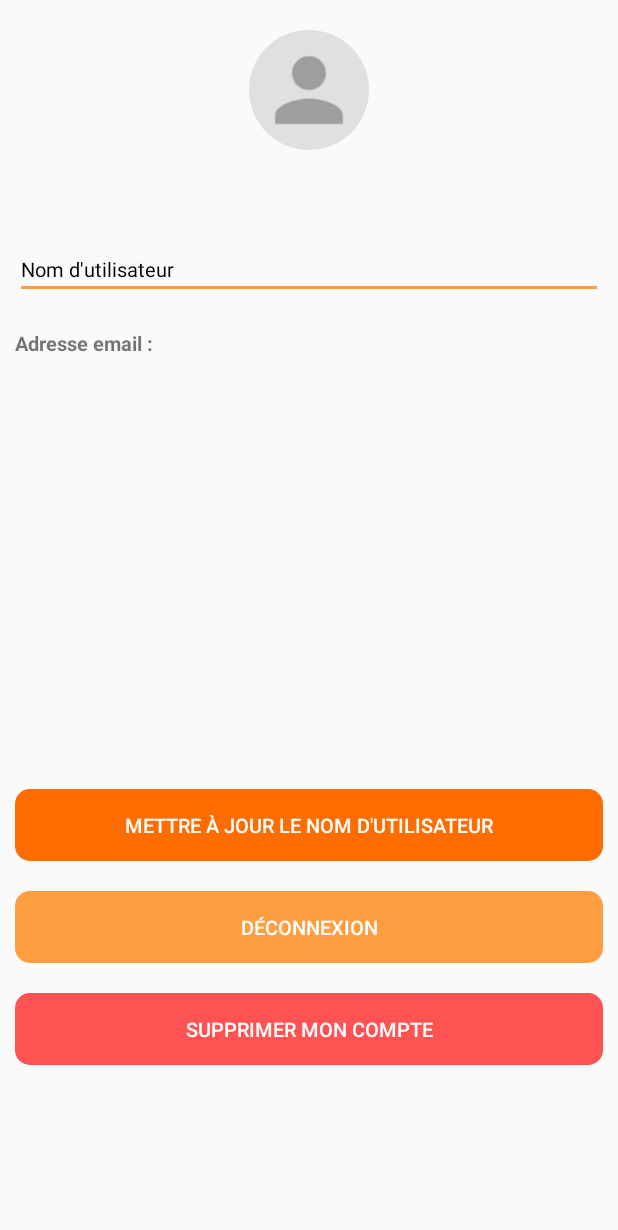
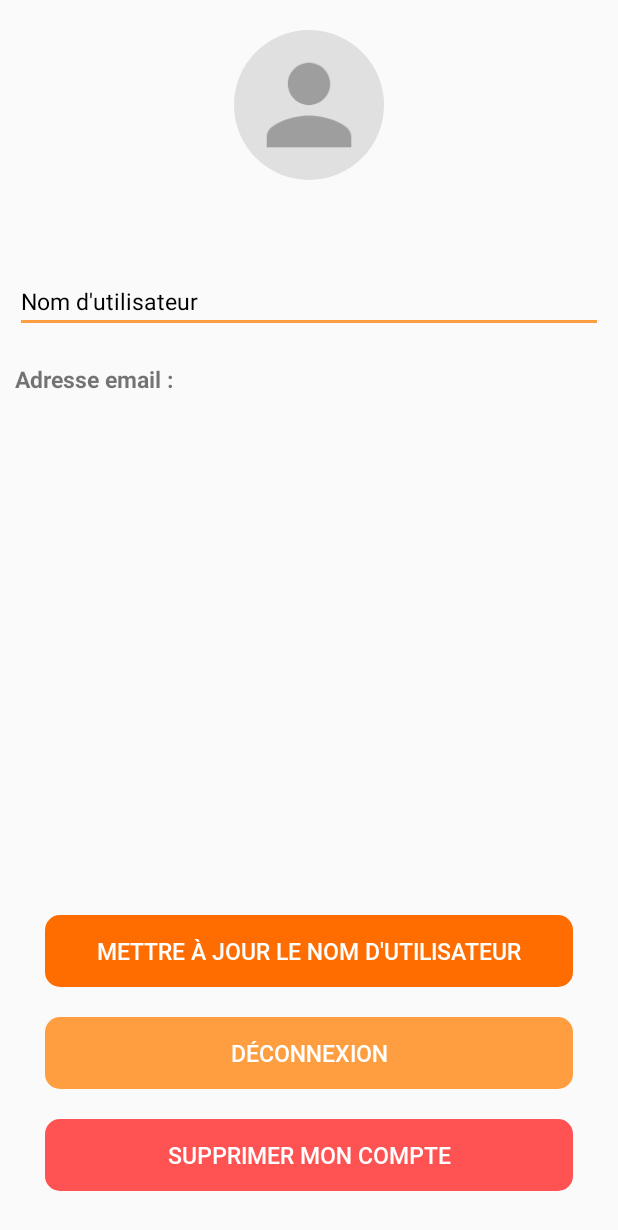
Before and after one commit to BaptisteDaSilva/ImOK, an Android app: the layout activity_profile.xml on its own in the app's theme, with its tools: preview values and no code run, on a phone screen of 412 x 824 dp. Shown: the top 1230 px of the screen. Run offline under Robolectric (Android 15) with nearby library versions, the phone set to English and light mode, and no system bars.

Commit message:
Modification interface

```diff
--- a/app/src/main/res/layout-land/activity_profile.xml
+++ b/app/src/main/res/layout-land/activity_profile.xml
@@ -1,7 +1,7 @@
 <?xml version="1.0" encoding="utf-8"?>
 <LinearLayout xmlns:android="http://schemas.android.com/apk/res/android"
+    xmlns:tools="http://schemas.android.com/tools"
     xmlns:app="http://schemas.android.com/apk/res-auto"
-    xmlns:tools="http://schemas.android.com/tools"
     android:layout_width="match_parent"
     android:layout_height="match_parent"
     android:baselineAligned="false"
@@ -20,8 +20,8 @@
         <!-- PROFILE IMAGE -->
         <ImageView
             android:id="@+id/profile_activity_imageview_profile"
-            android:layout_width="80dip"
-            android:layout_height="80dip"
+            android:layout_width="@dimen/image_profile_size"
+            android:layout_height="@dimen/image_profile_size"
             android:layout_margin="@dimen/default_large_margin"
             android:contentDescription="@string/content_description_image_profil"
             app:srcCompat="@drawable/ic_anon_user_48dp" />
@@ -29,8 +29,8 @@
         <!-- PROGRESS BAR -->
         <ProgressBar
             android:id="@+id/profile_activity_progress_bar"
-            android:layout_width="30dip"
-            android:layout_height="30dip"
+            android:layout_width="@dimen/progress_bar_size"
+            android:layout_height="@dimen/progress_bar_size"
             android:layout_gravity="center"
             android:visibility="invisible" />
 
@@ -75,11 +75,12 @@
         android:layout_width="match_parent"
         android:layout_height="match_parent"
         android:layout_weight="1"
+        android:layout_margin="@dimen/default_large_margin"
         android:gravity="center_vertical"
         android:orientation="vertical">
 
         <!-- BUTTON UPDATE USERNAME -->
-        <Button
+        <uqac.inf872.projet.imok.views.RobotoButton
             android:id="@+id/profile_activity_button_update"
             style="?android:attr/borderlessButtonStyle"
             android:layout_width="match_parent"
@@ -89,10 +90,11 @@
             android:padding="@dimen/default_margin"
             android:text="@string/button_update_account"
             android:textColor="#fff"
-            android:textSize="@dimen/default_text_size" />
+            android:textSize="@dimen/default_text_size"
+            app:fontName="Roboto_Medium" />
 
         <!-- BUTTON SIGN OUT -->
-        <Button
+        <uqac.inf872.projet.imok.views.RobotoButton
             android:id="@+id/profile_activity_button_sign_out"
             style="?android:attr/borderlessButtonStyle"
             android:layout_width="match_parent"
@@ -102,10 +104,11 @@
             android:padding="@dimen/default_margin"
             android:text="@string/button_sign_out_account"
             android:textColor="#fff"
-            android:textSize="@dimen/default_text_size" />
+            android:textSize="@dimen/default_text_size"
+            app:fontName="Roboto_Medium" />
 
         <!-- BUTTON DELETE ACCOUNT -->
-        <Button
+        <uqac.inf872.projet.imok.views.RobotoButton
             android:id="@+id/profile_activity_button_delete"
             style="?android:attr/borderlessButtonStyle"
             android:layout_width="match_parent"
@@ -115,7 +118,8 @@
             android:padding="@dimen/default_margin"
             android:text="@string/button_delete_account"
             android:textColor="#fff"
-            android:textSize="@dimen/default_text_size" />
+            android:textSize="@dimen/default_text_size"
+            app:fontName="Roboto_Medium" />
 
     </LinearLayout>
 
--- a/app/src/main/res/layout/activity_profile.xml
+++ b/app/src/main/res/layout/activity_profile.xml
@@ -1,7 +1,7 @@
 <?xml version="1.0" encoding="utf-8"?>
 <LinearLayout xmlns:android="http://schemas.android.com/apk/res/android"
+    xmlns:tools="http://schemas.android.com/tools"
     xmlns:app="http://schemas.android.com/apk/res-auto"
-    xmlns:tools="http://schemas.android.com/tools"
     android:layout_width="match_parent"
     android:layout_height="match_parent"
     android:gravity="center_horizontal"
@@ -19,8 +19,8 @@
         <!-- PROFILE IMAGE -->
         <ImageView
             android:id="@+id/profile_activity_imageview_profile"
-            android:layout_width="80dip"
-            android:layout_height="80dip"
+            android:layout_width="@dimen/image_profile_size"
+            android:layout_height="@dimen/image_profile_size"
             android:layout_margin="@dimen/default_large_margin"
             android:contentDescription="@string/content_description_image_profil"
             app:srcCompat="@drawable/ic_anon_user_48dp" />
@@ -28,8 +28,8 @@
         <!-- PROGRESS BAR -->
         <ProgressBar
             android:id="@+id/profile_activity_progress_bar"
-            android:layout_width="30dip"
-            android:layout_height="30dip"
+            android:layout_width="@dimen/progress_bar_size"
+            android:layout_height="@dimen/progress_bar_size"
             android:layout_gravity="center"
             android:visibility="invisible" />
 
@@ -74,11 +74,12 @@
         android:layout_width="match_parent"
         android:layout_height="match_parent"
         android:layout_weight="1"
-        android:gravity="center_vertical"
+        android:layout_margin="@dimen/default_large_margin"
+        android:gravity="bottom"
         android:orientation="vertical">
 
         <!-- BUTTON UPDATE USERNAME -->
-        <Button
+        <uqac.inf872.projet.imok.views.RobotoButton
             android:id="@+id/profile_activity_button_update"
             style="?android:attr/borderlessButtonStyle"
             android:layout_width="match_parent"
@@ -88,10 +89,11 @@
             android:padding="@dimen/default_margin"
             android:text="@string/button_update_account"
             android:textColor="#fff"
-            android:textSize="@dimen/default_text_size" />
+            android:textSize="@dimen/default_text_size"
+            app:fontName="Roboto_Medium" />
 
         <!-- BUTTON SIGN OUT -->
-        <Button
+        <uqac.inf872.projet.imok.views.RobotoButton
             android:id="@+id/profile_activity_button_sign_out"
             style="?android:attr/borderlessButtonStyle"
             android:layout_width="match_parent"
@@ -101,10 +103,11 @@
             android:padding="@dimen/default_margin"
             android:text="@string/button_sign_out_account"
             android:textColor="#fff"
-            android:textSize="@dimen/default_text_size" />
+            android:textSize="@dimen/default_text_size"
+            app:fontName="Roboto_Medium" />
 
         <!-- BUTTON DELETE ACCOUNT -->
-        <Button
+        <uqac.inf872.projet.imok.views.RobotoButton
             android:id="@+id/profile_activity_button_delete"
             style="?android:attr/borderlessButtonStyle"
             android:layout_width="match_parent"
@@ -114,7 +117,8 @@
             android:padding="@dimen/default_margin"
             android:text="@string/button_delete_account"
             android:textColor="#fff"
-            android:textSize="@dimen/default_text_size" />
+            android:textSize="@dimen/default_text_size"
+            app:fontName="Roboto_Medium" />
 
     </LinearLayout>
 
--- a/app/src/main/res/values/dimens.xml
+++ b/app/src/main/res/values/dimens.xml
@@ -1,12 +1,10 @@
 <resources>
-    <dimen name="fab_margin">16dp</dimen>
-    <!-- Default screen margins, per the Android Design guidelines. -->
-    <dimen name="activity_horizontal_margin">16dp</dimen>
-    <dimen name="activity_vertical_margin">16dp</dimen>
-
     <dimen name="default_large_margin">20dip</dimen>
     <dimen name="default_margin">10dip</dimen>
     <dimen name="default_title_size">20sp</dimen>
-    <dimen name="default_text_size">13sp</dimen>
-    <dimen name="default_text_size_mini">8sp</dimen>
+    <dimen name="default_text_size">15sp</dimen>
+    <dimen name="default_text_size_mini">10sp</dimen>
+    <dimen name="logo_size">150dip</dimen>
+    <dimen name="image_profile_size">100dip</dimen>
+    <dimen name="progress_bar_size">30dip</dimen>
 </resources>
```
Also changed, not shown: app/src/main/AndroidManifest.xml (+2 -93 lines), app/src/main/java/uqac/inf872/projet/imok/base/BaseActivity.java (+12 -0 lines), app/src/main/res/layout-land/activity_main.xml (+9 -5 lines), app/src/main/res/layout/activity_main.xml (+6 -4 lines), app/src/main/res/values/strings.xml (+0 -70 lines).
